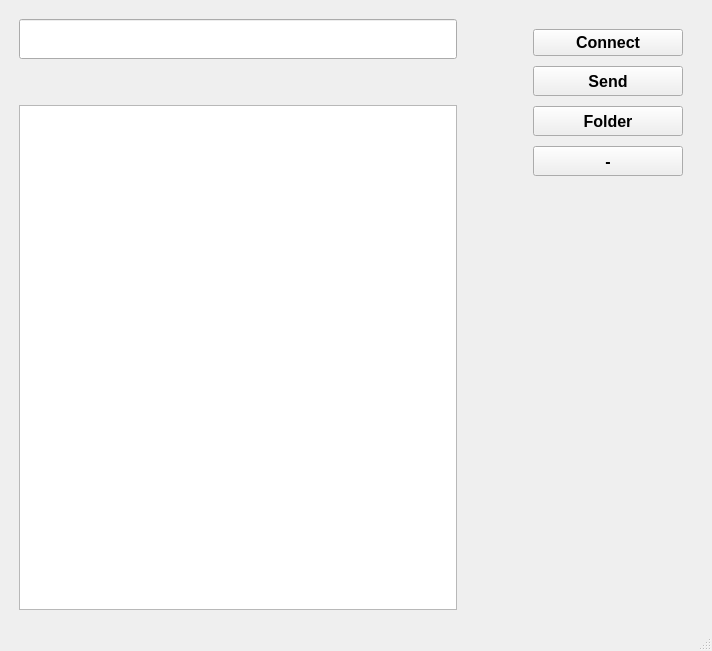
Qt form lunch.ui (ahmadasmandar/fis_gui) before a commit.
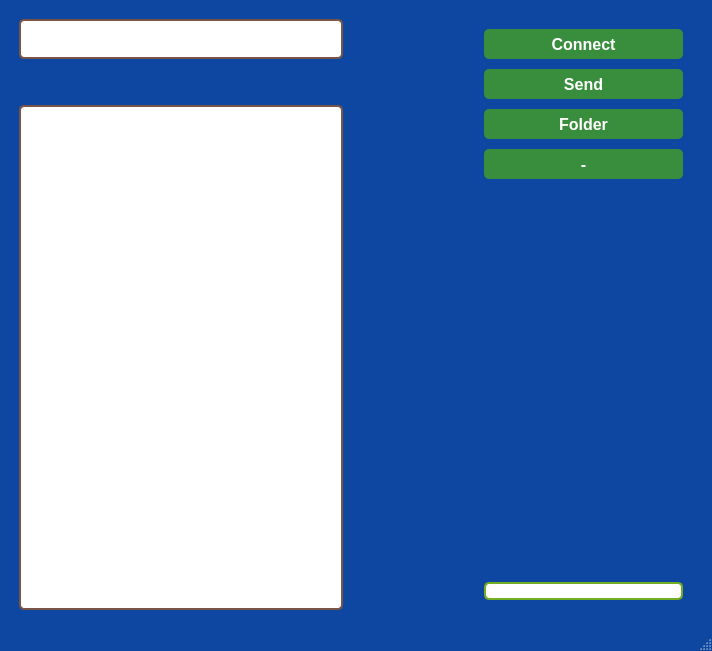
The same form after that commit. Icons and pictures are not drawn.

Patch:
```diff
--- a/lunch.ui
+++ b/lunch.ui
@@ -13,6 +13,36 @@
   <property name="windowTitle">
    <string>MainWindow</string>
   </property>
+  <property name="styleSheet">
+   <string notr="true">QMainWindow{
+  border-radius: 25px;
+background: #0d47a1;
+
+
+}
+
+QLabel{
+background: white;
+  border-radius: 5px;
+  border: 2px solid #73AD21;
+}
+QLineEdit{
+background: white;
+  border-radius: 5px;
+  border: 2px solid #795548;
+
+}
+QPushButton{
+  border-radius: 5px;
+  background-color: #388e3c; /* Green */
+  color: white;
+}
+QTextBrowser{
+background: white;
+  border-radius: 5px;
+  border: 2px solid #795548;
+}</string>
+  </property>
   <widget class="QWidget" name="centralwidget">
    <layout class="QHBoxLayout" name="horizontalLayout">
     <item>
@@ -74,22 +104,6 @@
       </item>
      </layout>
     </item>
-    <item>
-     <spacer name="horizontalSpacer">
-      <property name="orientation">
-       <enum>Qt::Horizontal</enum>
-      </property>
-      <property name="sizeType">
-       <enum>QSizePolicy::Minimum</enum>
-      </property>
-      <property name="sizeHint" stdset="0">
-       <size>
-        <width>40</width>
-        <height>20</height>
-       </size>
-      </property>
-     </spacer>
-    </item>
     <item>
      <layout class="QHBoxLayout" name="horizontalLayout_2">
       <property name="spacing">
@@ -107,6 +121,19 @@
       <property name="bottomMargin">
        <number>10</number>
       </property>
+      <item>
+       <spacer name="horizontalSpacer">
+        <property name="orientation">
+         <enum>Qt::Horizontal</enum>
+        </property>
+        <property name="sizeHint" stdset="0">
+         <size>
+          <width>40</width>
+          <height>20</height>
+         </size>
+        </property>
+       </spacer>
+      </item>
       <item>
        <layout class="QVBoxLayout" name="verticalLayout">
         <property name="leftMargin">
@@ -125,14 +152,14 @@
          <widget class="QPushButton" name="lunch">
           <property name="minimumSize">
            <size>
-            <width>150</width>
-            <height>0</height>
+            <width>199</width>
+            <height>30</height>
            </size>
           </property>
           <property name="maximumSize">
            <size>
-            <width>200</width>
-            <height>40</height>
+            <width>150</width>
+            <height>30</height>
            </size>
           </property>
           <property name="font">
@@ -155,7 +182,7 @@
          <widget class="QPushButton" name="send_b">
           <property name="minimumSize">
            <size>
-            <width>150</width>
+            <width>199</width>
             <height>30</height>
            </size>
           </property>
@@ -182,7 +209,7 @@
          <widget class="QPushButton" name="folder">
           <property name="minimumSize">
            <size>
-            <width>150</width>
+            <width>199</width>
             <height>30</height>
            </size>
           </property>
@@ -209,7 +236,7 @@
          <widget class="QPushButton" name="folder_3">
           <property name="minimumSize">
            <size>
-            <width>150</width>
+            <width>199</width>
             <height>30</height>
            </size>
           </property>
@@ -245,6 +272,16 @@
           </property>
          </spacer>
         </item>
+        <item>
+         <widget class="QLabel" name="label">
+          <property name="text">
+           <string/>
+          </property>
+          <property name="pixmap">
+           <pixmap>Logo Kompass.webp</pixmap>
+          </property>
+         </widget>
+        </item>
        </layout>
       </item>
      </layout>
```
